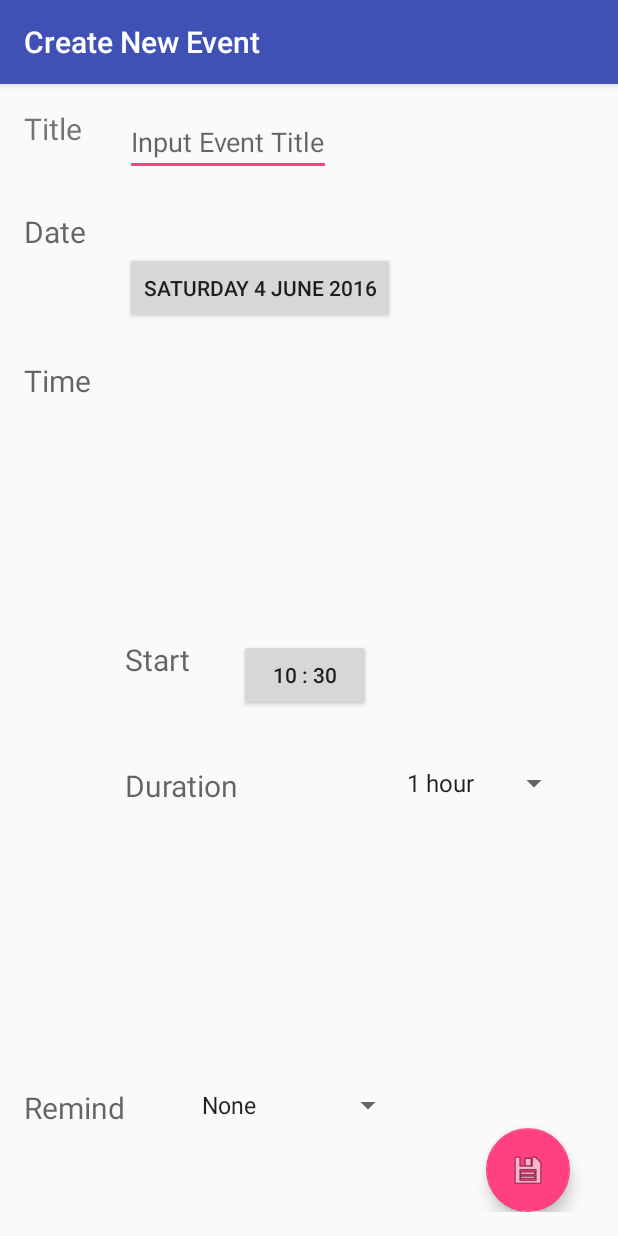
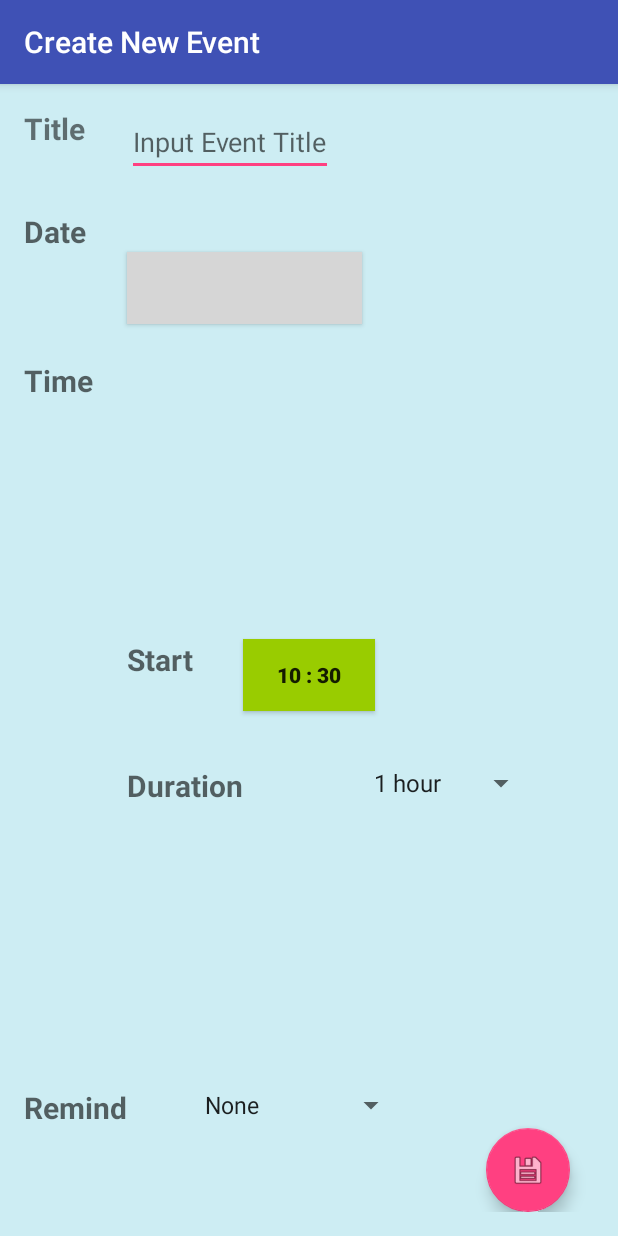
Before and after one commit to gunhappy/TimeSchedule, an Android app: the fragment EventFragment placed in its activity, after a tap on an icon or button, on a phone screen of 412 x 824 dp. Run offline under Robolectric (Android 15) with nearby library versions, the phone set to English and light mode, and no system bars; libraries missing offline, so code that uses them is left out: com.marshalchen.ultimaterecyclerview; 1 statement that could not run was skipped; 2 other taps on this screen came first; grey boxes are pictures that could not be loaded.

```diff
--- a/app/src/main/java/com/adtproject/timeschedule/Activity/Activity/CreateEventActivity.java
+++ b/app/src/main/java/com/adtproject/timeschedule/Activity/Activity/CreateEventActivity.java
@@ -2,6 +2,7 @@ package com.adtproject.timeschedule.Activity.Activity;
 
 import android.app.DatePickerDialog;
 import android.app.Fragment;
+import android.app.FragmentManager;
 import android.app.TimePickerDialog;
 import android.support.design.widget.FloatingActionButton;
 import android.support.v4.app.FragmentActivity;
@@ -27,6 +28,7 @@ import com.adtproject.timeschedule.Activity.R;
 import java.text.SimpleDateFormat;
 import java.util.Calendar;
 import java.util.Locale;
+import java.util.Observable;
 
 public class CreateEventActivity extends AppCompatActivity {
 
--- a/app/src/main/java/com/adtproject/timeschedule/Activity/Activity/DayFragment.java
+++ b/app/src/main/java/com/adtproject/timeschedule/Activity/Activity/DayFragment.java
@@ -4,23 +4,22 @@ import android.content.Context;
 import android.net.Uri;
 import android.os.Bundle;
 import android.app.Fragment;
-import android.support.design.widget.NavigationView;
 import android.support.v7.widget.LinearLayoutManager;
 import android.support.v7.widget.RecyclerView;
-import android.util.Log;
 import android.view.LayoutInflater;
 import android.view.View;
 import android.view.ViewGroup;
 import android.widget.TextView;
 
-import com.adtproject.timeschedule.Activity.Adapter.EventAdapter;
+import com.adtproject.timeschedule.Activity.Views.EventAdapter;
 import com.adtproject.timeschedule.Activity.Models.CalendarName;
-import com.adtproject.timeschedule.Activity.Models.Daily;
+import com.adtproject.timeschedule.Activity.Models.Event;
 import com.adtproject.timeschedule.Activity.Models.Storage;
 import com.adtproject.timeschedule.Activity.R;
-import com.marshalchen.ultimaterecyclerview.UltimateRecyclerView;
 
+import java.util.ArrayList;
 import java.util.Calendar;
+import java.util.List;
 
 /**
  * A simple {@link Fragment} subclass.
@@ -47,6 +46,8 @@ public class DayFragment extends Fragment {
     private TextView title;
     private Calendar calendar;
     private RecyclerView recyclerView;
+    private List<Event> eventList;
+    private EventAdapter eventAdapter;
 
     private OnFragmentInteractionListener mListener;
 
@@ -54,15 +55,6 @@ public class DayFragment extends Fragment {
         // Required empty public constructor
     }
 
-    /**
-     * Use this factory method to create a new instance of
-     * this fragment using the provided parameters.
-     *
-     * @param param1 Parameter 1.
-     * @param param2 Parameter 2.
-     * @return A new instance of fragment DayFragment.
-     */
-    // TODO: Rename and change types and number of parameters
     public static DayFragment newInstance(String param1, String param2) {
         DayFragment fragment = new DayFragment();
         Bundle args = new Bundle();
@@ -99,10 +91,10 @@ public class DayFragment extends Fragment {
         day_num = Integer.parseInt(day);
         calendar = Calendar.getInstance();
         calendar.set(year_num,month_num,day_num);
-        Daily daily = Storage.getInstance().getDaily(calendar);
-
+        eventList = new ArrayList<Event>();
         recyclerView = (RecyclerView) view.findViewById(R.id.event_recycler_view);
-        EventAdapter eventAdapter = new EventAdapter(daily.getEvents());
+        eventAdapter = new EventAdapter(eventList,calendar);
+        loadEvent();
         recyclerView.setAdapter(eventAdapter);
         recyclerView.setLayoutManager(new LinearLayoutManager(getActivity()));
 
@@ -139,6 +131,14 @@ public class DayFragment extends Fragment {
         }
     }
 
+    public void loadEvent(){
+        eventList.clear();
+        for(Event event: Storage.getInstance().getDaily(calendar).getEvents()){
+            eventList.add(event);
+        }
+        eventAdapter.notifyDataSetChanged();
+    }
+
     @Override
     public void onDetach() {
         super.onDetach();
@@ -159,4 +159,11 @@ public class DayFragment extends Fragment {
         // TODO: Update argument type and name
         void onFragmentInteraction(Uri uri);
     }
+
+    @Override
+    public void onResume() {
+        super.onResume();
+        loadEvent();
+    }
+
 }
--- a/app/src/main/java/com/adtproject/timeschedule/Activity/Activity/EventFragment.java
+++ b/app/src/main/java/com/adtproject/timeschedule/Activity/Activity/EventFragment.java
@@ -1,5 +1,6 @@
 package com.adtproject.timeschedule.Activity.Activity;
 
+import android.app.FragmentManager;
 import android.content.Context;
 import android.net.Uri;
 import android.os.Bundle;
@@ -10,9 +11,15 @@ import android.view.LayoutInflater;
 import android.view.View;
 import android.view.ViewGroup;
 
-import com.adtproject.timeschedule.Activity.Adapter.OverviewAdapter;
+import com.adtproject.timeschedule.Activity.Views.OverviewAdapter;
+import com.adtproject.timeschedule.Activity.Models.Daily;
 import com.adtproject.timeschedule.Activity.Models.Storage;
 import com.adtproject.timeschedule.Activity.R;
+import com.marshalchen.ultimaterecyclerview.RecyclerItemClickListener;
+
+import java.util.ArrayList;
+import java.util.Calendar;
+import java.util.List;
 
 /**
  * A simple {@link Fragment} subclass.
@@ -32,6 +39,9 @@ public class EventFragment extends Fragment {
     private String mParam1;
     private String mParam2;
     private RecyclerView recyclerView;
+    private OverviewAdapter overviewAdapter;
+    private List<Daily> dailyList;
+
 
     private OnFragmentInteractionListener mListener;
 
@@ -76,14 +86,43 @@ public class EventFragment extends Fragment {
     @Override
     public void onViewCreated(View view, Bundle savedInstanceState) {
         super.onViewCreated(view, savedInstanceState);
+        dailyList = new ArrayList<Daily>();
         recyclerView = (RecyclerView)view.findViewById(R.id.overview_recycler_view);
-        OverviewAdapter overviewAdapter = new OverviewAdapter(Storage.getInstance().getDailyList());
+        overviewAdapter = new OverviewAdapter(dailyList);
+        loadDailyList();
         recyclerView.setAdapter(overviewAdapter);
         recyclerView.setLayoutManager(new LinearLayoutManager(getActivity()));
+        recyclerView.addOnItemTouchListener(new RecyclerItemClickListener(view.getContext(), new RecyclerItemClickListener.OnItemClickListener(){
+            @Override
+            public void onItemClick(View view, int position) {
+                Daily daily = Storage.getInstance().getDailyList().get(position);
+                Calendar c = daily.getCalendar();
+                int years = c.get(Calendar.YEAR);
+                int months = c.get(Calendar.MONTH);
+                int dayOfMonth = c.get(Calendar.DAY_OF_MONTH);
+                int dayOfWeek = c.get(Calendar.DAY_OF_WEEK);
+                Fragment day = new DayFragment();
+                Bundle bundle = new Bundle();
+                bundle.putString("year",years+"");
+                bundle.putString("month",months+"");
+                bundle.putString("day",dayOfMonth+"");
+                bundle.putString("week",dayOfWeek+"");
+                day.setArguments(bundle);
 
+                MainActivity.day = dayOfMonth+"";
+                MainActivity.dayofweek = dayOfWeek+"";
+                MainActivity.month = months+"";
+                MainActivity.year = years+"";
+
+                FragmentManager fragmentManager = getFragmentManager();
+                fragmentManager.beginTransaction().replace(R.id.content_frame,day).commit();
+            }
+        }));
 
         initComponents();
     }
+
+
 
     private void initComponents(){
         MainActivity.toolbar.setTitle("Event");
@@ -127,4 +166,19 @@ public class EventFragment extends Fragment {
         // TODO: Update argument type and name
         void onFragmentInteraction(Uri uri);
     }
+
+    public void loadDailyList(){
+        dailyList.clear();
+        for(Daily daily: Storage.getInstance().getDailyList()){
+            dailyList.add(daily);
+        }
+        overviewAdapter.notifyDataSetChanged();
+    }
+
+    @Override
+    public void onResume() {
+        super.onResume();
+        loadDailyList();
+    }
+
 }
--- a/app/src/main/java/com/adtproject/timeschedule/Activity/Activity/MainActivity.java
+++ b/app/src/main/java/com/adtproject/timeschedule/Activity/Activity/MainActivity.java
@@ -29,6 +29,7 @@ public class MainActivity extends AppCompatActivity
     protected static String dayofweek;
     protected static String month;
     protected static String year;
+    public static DayFragment dailyFragment;
 
     @Override
     protected void onCreate(Bundle savedInstanceState) {
@@ -72,6 +73,7 @@ public class MainActivity extends AppCompatActivity
         navigationView = (NavigationView)findViewById(R.id.nav_view);
 
         Fragment dayFragment = new DayFragment();
+        dailyFragment = (DayFragment)dayFragment;
         this.putBundle(dayFragment);
         FragmentManager fragmentManager = getFragmentManager();
         fragmentManager.beginTransaction().replace(R.id.content_frame,dayFragment).commit();
--- a/app/src/main/java/com/adtproject/timeschedule/Activity/Adapter/EventAdapter.java
+++ /dev/null
@@ -1,48 +0,0 @@
-package com.adtproject.timeschedule.Activity.Adapter;
-
-import android.graphics.Color;
-import android.support.v7.widget.RecyclerView;
-import android.view.LayoutInflater;
-import android.view.View;
-import android.view.ViewGroup;
-
-import com.adtproject.timeschedule.Activity.Models.Event;
-import com.adtproject.timeschedule.Activity.R;
-import com.marshalchen.ultimaterecyclerview.UltimateRecyclerView;
-import com.marshalchen.ultimaterecyclerview.UltimateViewAdapter;
-
-import java.util.List;
-import java.util.Random;
-
-/**
- * Created by พศิน on 4/6/2559.
- */
-public class EventAdapter extends RecyclerView.Adapter<EventViewHolder> {
-
-    private List<Event> events;
-
-    public EventAdapter(List<Event> obj){
-        events = obj;
-    }
-
-
-    @Override
-    public EventViewHolder onCreateViewHolder(ViewGroup parent, int viewType) {
-        final LayoutInflater layoutInflater = LayoutInflater.from(parent.getContext());
-        final View v = layoutInflater.inflate(R.layout.event_cell, parent, false);
-        return new EventViewHolder(v);
-    }
-
-    @Override
-    public void onBindViewHolder(EventViewHolder holder, int position) {
-        holder.event_text.setText(events.get(position).getTitle());
-        holder.time_text.setText(events.get(position).getTimeRangeText());
-    }
-
-    @Override
-    public int getItemCount() {
-        return events.size();
-    }
-
-
-}
--- a/app/src/main/java/com/adtproject/timeschedule/Activity/Adapter/EventViewHolder.java
+++ b/app/src/main/java/com/adtproject/timeschedule/Activity/Views/EventViewHolder.java
@@ -1,12 +1,10 @@
-package com.adtproject.timeschedule.Activity.Adapter;
+package com.adtproject.timeschedule.Activity.Views;
 
 import android.support.v7.widget.RecyclerView;
 import android.view.View;
 import android.widget.TextView;
 
 import com.adtproject.timeschedule.Activity.R;
-import com.marshalchen.ultimaterecyclerview.UltimateRecyclerView;
-import com.marshalchen.ultimaterecyclerview.UltimateRecyclerviewViewHolder;
 
 /**
  * Created by พศิน on 4/6/2559.
--- a/app/src/main/java/com/adtproject/timeschedule/Activity/Adapter/OverviewAdapter.java
+++ b/app/src/main/java/com/adtproject/timeschedule/Activity/Views/OverviewAdapter.java
@@ -1,4 +1,4 @@
-package com.adtproject.timeschedule.Activity.Adapter;
+package com.adtproject.timeschedule.Activity.Views;
 
 import android.support.v7.widget.RecyclerView;
 import android.view.LayoutInflater;
--- a/app/src/main/java/com/adtproject/timeschedule/Activity/Adapter/OverviewHolder.java
+++ b/app/src/main/java/com/adtproject/timeschedule/Activity/Views/OverviewHolder.java
@@ -1,4 +1,4 @@
-package com.adtproject.timeschedule.Activity.Adapter;
+package com.adtproject.timeschedule.Activity.Views;
 
 import android.support.v7.widget.RecyclerView;
 import android.view.View;
--- a/app/src/main/res/layout/activity_create_event.xml
+++ b/app/src/main/res/layout/activity_create_event.xml
@@ -7,7 +7,8 @@
     android:paddingLeft="@dimen/activity_horizontal_margin"
     android:paddingRight="@dimen/activity_horizontal_margin"
     android:paddingTop="@dimen/activity_vertical_margin"
-    tools:context="com.adtproject.timeschedule.Activity.Activity.CreateEventActivity">
+    tools:context="com.adtproject.timeschedule.Activity.Activity.CreateEventActivity"
+    android:background="#cdedf3">
 
     <TextView
         android:layout_width="wrap_content"
@@ -18,7 +19,8 @@
         android:id="@+id/event_title"
         android:layout_alignParentTop="true"
         android:layout_alignParentStart="true"
-        android:layout_alignEnd="@+id/textView2" />
+        android:layout_alignEnd="@+id/textView2"
+        android:textStyle="bold" />
 
     <EditText
         android:layout_width="wrap_content"
@@ -38,7 +40,8 @@
         android:layout_marginTop="23dp"
         android:layout_below="@+id/event_title_editText"
         android:layout_alignParentStart="true"
-        android:layout_alignEnd="@+id/textView3" />
+        android:layout_alignEnd="@+id/textView3"
+        android:textStyle="bold" />
 
     <Button
         style="?android:attr/buttonStyleSmall"
@@ -47,7 +50,9 @@
         android:text="Today Date"
         android:id="@+id/selectDateBtn"
         android:layout_below="@+id/textView2"
-        android:layout_alignStart="@+id/event_title_editText" />
+        android:layout_alignStart="@+id/event_title_editText"
+        android:background="@color/roboto_calendar_red"
+        android:textStyle="bold" />
 
     <TextView
         android:layout_width="wrap_content"
@@ -60,7 +65,8 @@
         android:layout_alignParentStart="true"
         android:layout_marginTop="24dp"
         android:layout_above="@+id/textView4"
-        android:layout_alignEnd="@+id/remindtext" />
+        android:layout_alignEnd="@+id/remindtext"
+        android:textStyle="bold" />
 
     <TextView
         android:layout_width="wrap_content"
@@ -70,7 +76,8 @@
         android:textSize="20dp"
         android:id="@+id/textView4"
         android:layout_centerVertical="true"
-        android:layout_alignStart="@+id/selectDateBtn" />
+        android:layout_alignStart="@+id/selectDateBtn"
+        android:textStyle="bold" />
 
     <Button
         android:layout_width="wrap_content"
@@ -78,7 +85,9 @@
         android:text="current time"
         android:id="@+id/selectTimeBtn"
         android:layout_alignTop="@+id/textView4"
-        android:layout_toEndOf="@+id/textView5" />
+        android:layout_toEndOf="@+id/textView5"
+        android:textStyle="bold"
+        android:background="@android:color/holo_green_light" />
 
     <TextView
         android:layout_width="wrap_content"
@@ -89,7 +98,8 @@
         android:id="@+id/textView5"
         android:layout_below="@+id/selectTimeBtn"
         android:layout_alignStart="@+id/textView4"
-        android:layout_marginTop="36dp" />
+        android:layout_marginTop="36dp"
+        android:textStyle="bold" />
 
     <TextView
         android:layout_width="wrap_content"
@@ -99,7 +109,8 @@
         android:textSize="20dp"
         android:id="@+id/remindtext"
         android:layout_above="@+id/save_fab"
-        android:layout_alignParentStart="true" />
+        android:layout_alignParentStart="true"
+        android:textStyle="bold" />
 
     <Spinner
         android:layout_width="wrap_content"
--- a/app/src/main/res/layout/event_cell.xml
+++ b/app/src/main/res/layout/event_cell.xml
@@ -4,7 +4,7 @@
         xmlns:card_view="http://schemas.android.com/apk/res-auto"
         android:layout_width="match_parent"
         android:layout_height="120dp"
-        android:layout_marginTop="5dp"
+        android:layout_marginTop="15dp"
         card_view:cardElevation="5dp"
         card_view:cardCornerRadius="15dp"
         android:background="#b9f0f3">
@@ -32,7 +32,7 @@
                 android:layout_height="wrap_content"
                 android:textAppearance="?android:attr/textAppearanceMedium"
                 android:text="12.00 - 13.00"
-                android:layout_marginTop="10dp"
+                android:layout_marginTop="15dp"
                 android:id="@+id/event_time_textview"
                 android:layout_gravity="center_horizontal"
                 android:textColor="#000000"
--- a/app/src/main/res/layout/overview_cell.xml
+++ b/app/src/main/res/layout/overview_cell.xml
@@ -4,7 +4,7 @@
     xmlns:card_view="http://schemas.android.com/apk/res-auto"
     android:layout_width="match_parent"
     android:layout_height="180dp"
-    android:layout_marginTop="5dp"
+    android:layout_marginTop="20dp"
     card_view:cardElevation="5dp"
     card_view:cardCornerRadius="15dp"
     android:background="#b9f0f3">
```
Also changed, not shown: app/src/main/java/com/adtproject/timeschedule/Activity/Views/EventAdapter.java (added, +77 -0 lines).
